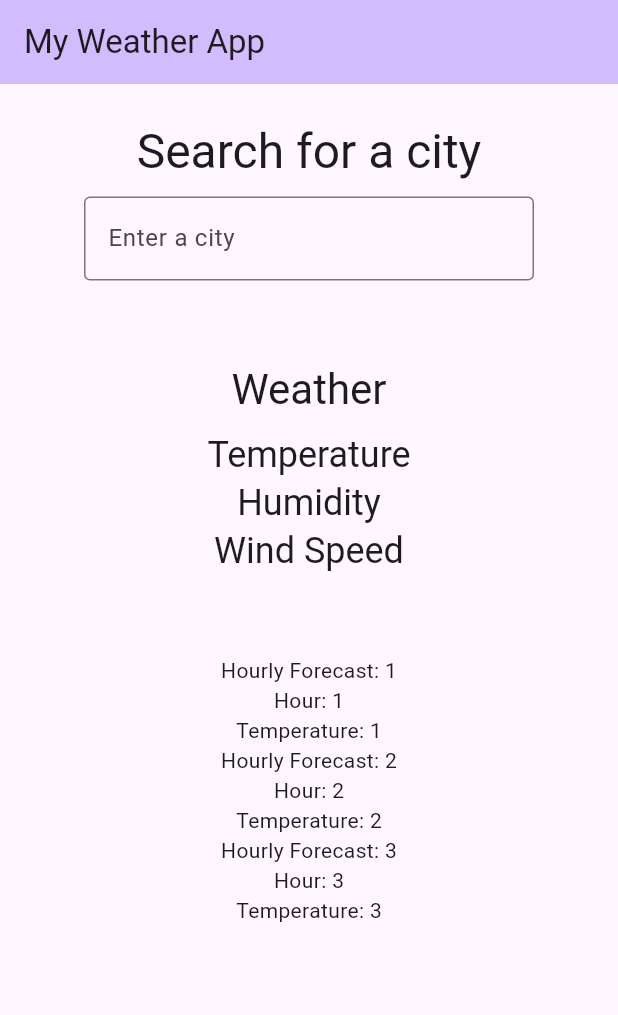
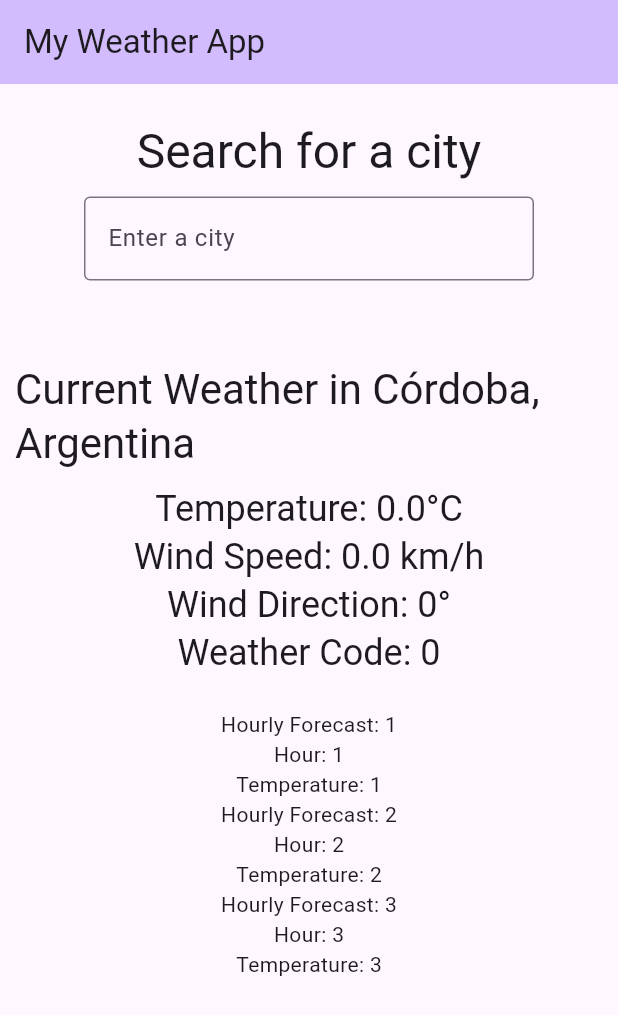
Before and after one commit to bl-marcosfrites/flutter_2023, a Flutter app: the screen it shows after launch, on a phone screen of 412 x 824 dp. Shown: the top 1015 px of the screen. Run offline on Flutter 3.47's test engine with Material 2 defaults, Android fonts, the phone set to English and light mode, and no system bars; our stand-ins replace dio; network calls fail.

Commit message:
Video 10: Create HttpHandler, WeatherService and WeatherData model

```diff
--- /dev/null
+++ b/weatherapp/lib/models/WeatherData.dart
@@ -0,0 +1,73 @@
+import 'dart:convert';
+
+WeatherData weatherDataFromJson(String str) => WeatherData.fromJson(json.decode(str));
+
+String weatherDataToJson(WeatherData data) => json.encode(data.toJson());
+
+class WeatherData {
+  CurrentWeatherData currentWeatherData;
+  Hourly hourly;
+
+  WeatherData({
+    required this.currentWeatherData,
+    required this.hourly,
+  });
+
+  factory WeatherData.fromJson(Map<String, dynamic> json) => WeatherData(
+    currentWeatherData: CurrentWeatherData.fromJson(json["current_weather"]),
+    hourly: Hourly.fromJson(json["hourly"]),
+  );
+
+  Map<String, dynamic> toJson() => {
+    "current_weather": currentWeatherData.toJson(),
+    "hourly": hourly.toJson(),
+  };
+}
+
+class CurrentWeatherData {
+  double temperature;
+  double windSpeed;
+  int windDirection;
+  int weatherCode;
+
+  CurrentWeatherData({
+    required this.temperature,
+    required this.windSpeed,
+    required this.windDirection,
+    required this.weatherCode,
+  });
+
+  factory CurrentWeatherData.fromJson(Map<String, dynamic> json) => CurrentWeatherData(
+    temperature: json["temperature"]?.toDouble(),
+    windSpeed: json["windspeed"]?.toDouble(),
+    windDirection: json["winddirection"],
+    weatherCode: json["weathercode"],
+  );
+
+  Map<String, dynamic> toJson() => {
+    "temperature": temperature,
+    "windspeed": windSpeed,
+    "winddirection": windDirection,
+    "weathercode": weatherCode,
+  };
+}
+
+class Hourly {
+  List<String> time;
+  List<double> temperature2M;
+
+  Hourly({
+    required this.time,
+    required this.temperature2M,
+  });
+
+  factory Hourly.fromJson(Map<String, dynamic> json) => Hourly(
+    time: List<String>.from(json["time"].map((x) => x)),
+    temperature2M: List<double>.from(json["temperature_2m"].map((x) => x?.toDouble())),
+  );
+
+  Map<String, dynamic> toJson() => {
+    "time": List<dynamic>.from(time.map((x) => x)),
+    "temperature_2m": List<dynamic>.from(temperature2M.map((x) => x)),
+  };
+}
--- /dev/null
+++ b/weatherapp/lib/services/HttpHandler.dart
@@ -0,0 +1,8 @@
+import 'package:dio/dio.dart';
+
+final dio = Dio();
+
+Future<Response> handleHTTP(String url) async {
+  Response<dynamic> response = await dio.get(url);
+  return response;
+}
--- /dev/null
+++ b/weatherapp/lib/services/WeatherService.dart
@@ -0,0 +1,9 @@
+import 'package:weatherapp/models/WeatherData.dart';
+import 'package:weatherapp/services/HttpHandler.dart';
+
+Future<WeatherData> getWeatherData() async {
+  String url = 'https://api.open-meteo.com/v1/forecast?latitude=-31.4135&longitude=-64.181&hourly=temperature_2m&current_weather=true&forecast_days=1';
+  final response = await handleHTTP(url);
+  final weatherData = WeatherData.fromJson(response.data);
+  return weatherData;
+}
--- a/weatherapp/lib/widgets/CurrentWeather.dart
+++ b/weatherapp/lib/widgets/CurrentWeather.dart
@@ -1,9 +1,39 @@
 import 'package:flutter/material.dart';
+import 'package:weatherapp/models/WeatherData.dart';
+import 'package:weatherapp/services/WeatherService.dart';
 
-class CurrentWeather extends StatelessWidget {
+class CurrentWeather extends StatefulWidget {
   const CurrentWeather({
     super.key,
   });
+
+  @override
+  State<CurrentWeather> createState() => _CurrentWeatherState();
+}
+
+class _CurrentWeatherState extends State<CurrentWeather> {
+  WeatherData weatherData = WeatherData(
+    currentWeatherData: CurrentWeatherData(
+      temperature: 0,
+      windSpeed: 0,
+      windDirection: 0,
+      weatherCode: 0,
+    ),
+    hourly: Hourly(
+      time: [],
+      temperature2M: [],
+    ),
+  );
+
+  @override
+  void initState() {
+    getWeatherData().then((value) {
+      setState(() {
+        weatherData = value;
+      });
+    });
+    super.initState();
+  }
 
   @override
   Widget build(BuildContext context) {
@@ -12,7 +42,7 @@ class CurrentWeather extends StatelessWidget {
         Padding(
           padding: const EdgeInsets.all(10.0),
           child: Text(
-            'Weather',
+            'Current Weather in Córdoba, Argentina',
             style: Theme.of(context).textTheme.headlineMedium,
           ),
         ),
@@ -21,15 +51,19 @@ class CurrentWeather extends StatelessWidget {
           child: Column(
             children: [
               Text(
-                'Temperature',
+                'Temperature: ${weatherData.currentWeatherData.temperature}°C',
                 style: Theme.of(context).textTheme.headlineSmall,
               ),
               Text(
-                'Humidity',
+                'Wind Speed: ${weatherData.currentWeatherData.windSpeed} km/h',
                 style: Theme.of(context).textTheme.headlineSmall,
               ),
               Text(
-                'Wind Speed',
+                'Wind Direction: ${weatherData.currentWeatherData.windDirection}°',
+                style: Theme.of(context).textTheme.headlineSmall,
+              ),
+              Text(
+                'Weather Code: ${weatherData.currentWeatherData.weatherCode}',
                 style: Theme.of(context).textTheme.headlineSmall,
               ),
             ],
--- a/weatherapp/pubspec.yaml
+++ b/weatherapp/pubspec.yaml
@@ -30,7 +30,7 @@ environment:
 dependencies:
   flutter:
     sdk: flutter
-
+  dio: ^5.3.2
 
   # The following adds the Cupertino Icons font to your application.
   # Use with the CupertinoIcons class for iOS style icons.
```
Also changed, not shown: weatherapp/pubspec.lock.
